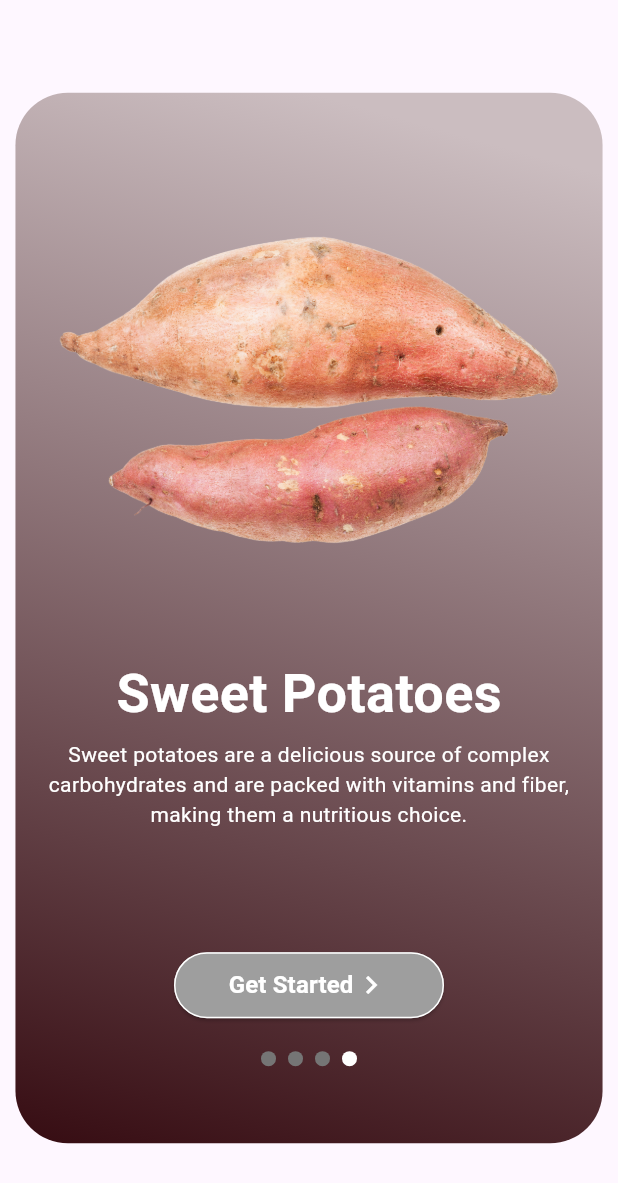
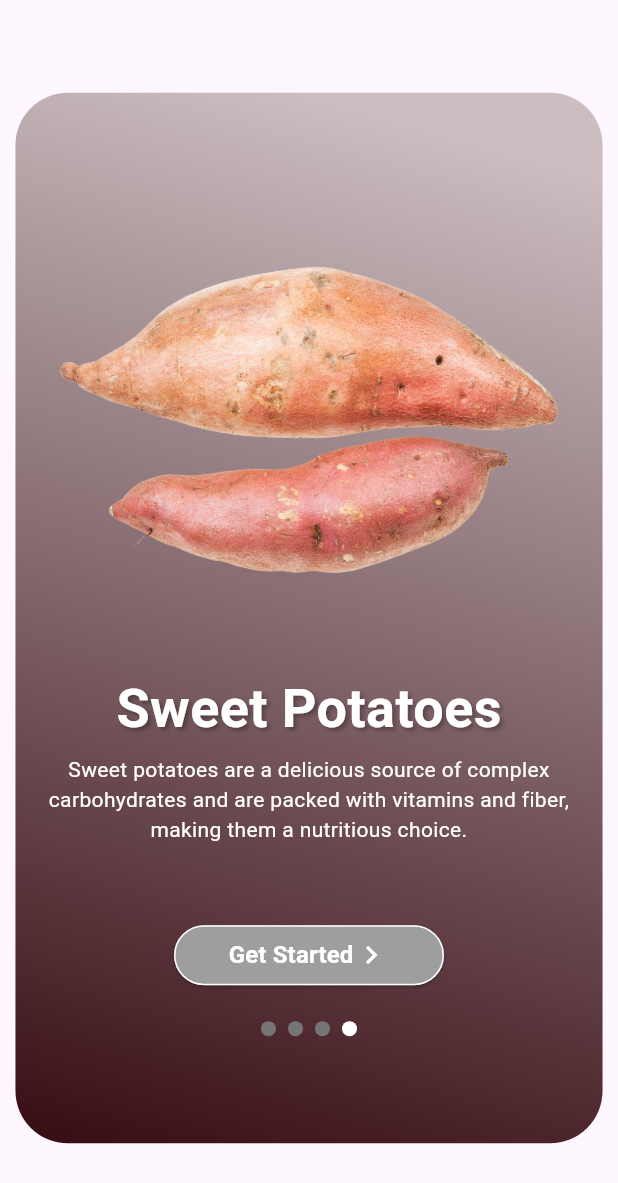
Before and after one commit to David007M/food_app_flutter, a Flutter app: the screen it shows after launch, swiped to page 4, on a phone screen of 412 x 824 dp. Shown: the top 1183 px of the screen. Run offline on Flutter 3.47's test engine with Material 2 defaults, Android fonts, the phone set to English and light mode, and no system bars.

Commit message:
'modified to fit for Android devices'

```diff
--- a/lib/screens/onboarding_screen.dart
+++ b/lib/screens/onboarding_screen.dart
@@ -40,7 +40,7 @@ class _OnBoardingScreenState extends State<OnBoardingScreen> {
                       'assets/${vegetables[index].image}.png',
                     ),
                     const SizedBox(
-                      height: 30,
+                      height: 20,
                     ),
                     Text(
                       vegetables[index].title,
@@ -48,6 +48,13 @@ class _OnBoardingScreenState extends State<OnBoardingScreen> {
                         color: Colors.white,
                         fontSize: 36,
                         fontWeight: FontWeight.bold,
+                        shadows: [
+                          BoxShadow(
+                            color: Color.fromRGBO(0, 0, 0, 0.3),
+                            blurRadius: 3,
+                            offset: Offset(2, 2),
+                          )
+                        ],
                       ),
                     ),
                     const SizedBox(
@@ -64,7 +71,7 @@ class _OnBoardingScreenState extends State<OnBoardingScreen> {
                       ),
                     ),
                     const SizedBox(
-                      height: 80,
+                      height: 50,
                     ),
                     // get start button
                     _currentPage == 3 ? const StartButton() : Container(),
--- a/lib/widget/start_button_widget.dart
+++ b/lib/widget/start_button_widget.dart
@@ -22,7 +22,6 @@ class StartButton extends StatelessWidget {
           padding: const MaterialStatePropertyAll<EdgeInsetsGeometry>(
             EdgeInsets.symmetric(
               horizontal: 15,
-              vertical: 10,
             ),
           ),
           shape: MaterialStatePropertyAll<RoundedRectangleBorder>(
```
Also changed, not shown: lib/screens/vegetable_details_screen.dart (+41 -2 lines), lib/widget/vegetable_details_tile.dart (added, +59 -0 lines).
